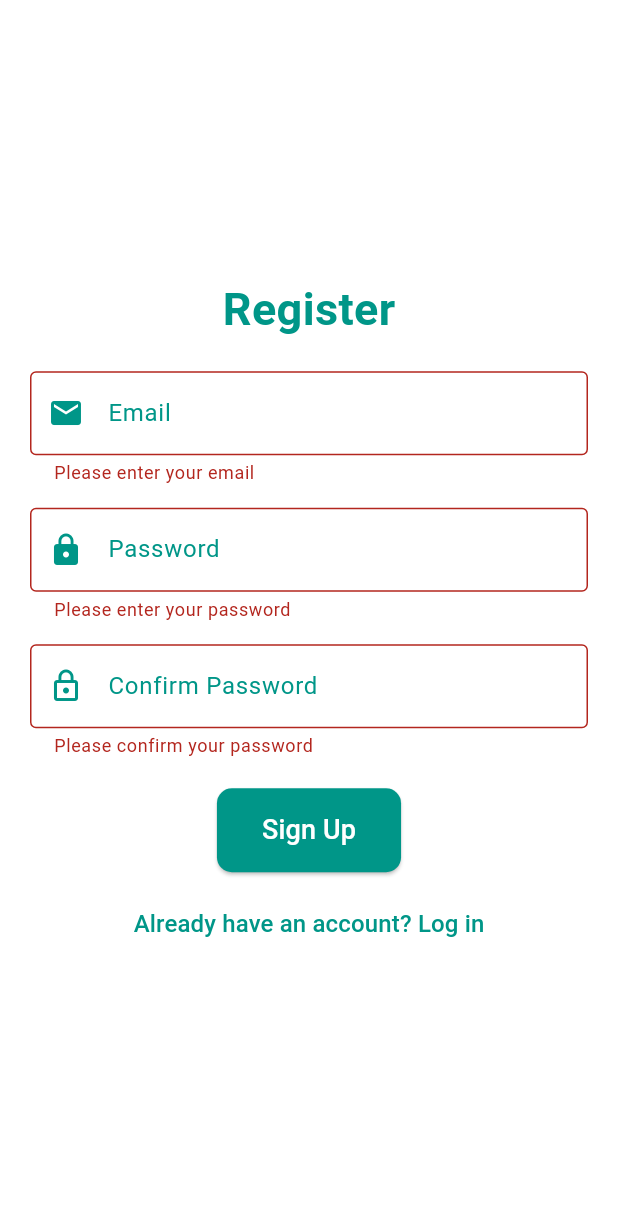
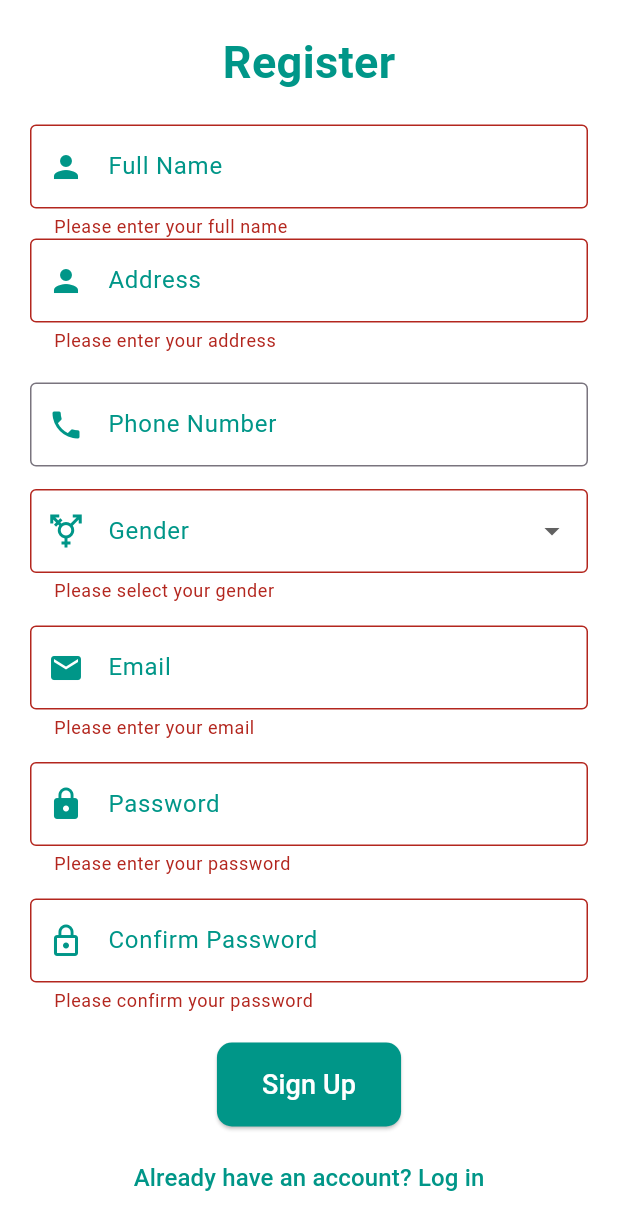
Before and after one commit to PrabinTiwari07/clean_ease-mobile-app-5th-sem, a Flutter app: the Register screen opened directly, after a tap on "Sign Up", on a phone screen of 412 x 824 dp. Shown: the top 1230 px of the screen. Run offline on Flutter 3.47's test engine with Material 3 defaults, Android fonts, the phone set to English and light mode, and no system bars; our stand-ins replace bloc, dartz, equatable, flutter_bloc, get_it, hive and 1 more; accounts and stored records are empty.

Commit message:
register

```diff
--- a/lib/features/auth/presentation/view/register.dart
+++ b/lib/features/auth/presentation/view/register.dart
@@ -14,10 +14,14 @@ class Register extends StatefulWidget {
 
 class _RegisterState extends State<Register> {
   final _formKey = GlobalKey<FormState>();
+  final TextEditingController _fullNameController = TextEditingController();
+  final TextEditingController _addressController = TextEditingController();
+  final TextEditingController _phoneController = TextEditingController();
   final TextEditingController _emailController = TextEditingController();
   final TextEditingController _passwordController = TextEditingController();
   final TextEditingController _confirmPasswordController =
       TextEditingController();
+  String? _selectedGender;
 
   @override
   Widget build(BuildContext context) {
@@ -31,7 +35,7 @@ class _RegisterState extends State<Register> {
             );
             Navigator.pushReplacement(
               context,
-              MaterialPageRoute(builder: (context) => Login()),
+              MaterialPageRoute(builder: (context) => const Login()),
             );
           } else if (state.errorMessage.isNotEmpty) {
             ScaffoldMessenger.of(context).showSnackBar(
@@ -57,6 +61,78 @@ class _RegisterState extends State<Register> {
                       ),
                     ),
                     const SizedBox(height: 20),
+                    // Full Name Field
+                    TextFormField(
+                      controller: _fullNameController,
+                      decoration: const InputDecoration(
+                        labelText: "Full Name",
+                        labelStyle: TextStyle(color: Colors.teal),
+                        border: OutlineInputBorder(),
+                        prefixIcon: Icon(Icons.person, color: Colors.teal),
+                      ),
+                      validator: (value) {
+                        if (value == null || value.isEmpty) {
+                          return 'Please enter your full name';
+                        }
+                        return null;
+                      },
+                    ),
+                    TextFormField(
+                      controller: _addressController,
+                      decoration: const InputDecoration(
+                        labelText: "Address",
+                        labelStyle: TextStyle(color: Colors.teal),
+                        border: OutlineInputBorder(),
+                        prefixIcon: Icon(Icons.person, color: Colors.teal),
+                      ),
+                      validator: (value) {
+                        if (value == null || value.isEmpty) {
+                          return 'Please enter your address';
+                        }
+                        return null;
+                      },
+                    ),
+                    const SizedBox(height: 20),
+                    // Phone Number Field
+                    TextFormField(
+                      controller: _phoneController,
+                      keyboardType: TextInputType.phone,
+                      decoration: const InputDecoration(
+                        labelText: "Phone Number",
+                        labelStyle: TextStyle(color: Colors.teal),
+                        border: OutlineInputBorder(),
+                        prefixIcon: Icon(Icons.phone, color: Colors.teal),
+                      ),
+                    ),
+                    const SizedBox(height: 15),
+                    // Gender Dropdown
+                    DropdownButtonFormField<String>(
+                      value: _selectedGender,
+                      decoration: const InputDecoration(
+                        labelText: "Gender",
+                        labelStyle: TextStyle(color: Colors.teal),
+                        border: OutlineInputBorder(),
+                        prefixIcon: Icon(Icons.transgender, color: Colors.teal),
+                      ),
+                      items: ["Male", "Female", "Other"].map((gender) {
+                        return DropdownMenuItem(
+                          value: gender,
+                          child: Text(gender),
+                        );
+                      }).toList(),
+                      onChanged: (value) {
+                        setState(() {
+                          _selectedGender = value;
+                        });
+                      },
+                      validator: (value) {
+                        if (value == null || value.isEmpty) {
+                          return 'Please select your gender';
+                        }
+                        return null;
+                      },
+                    ),
+                    const SizedBox(height: 15),
                     // Email Field
                     TextFormField(
                       controller: _emailController,
@@ -124,6 +200,9 @@ class _RegisterState extends State<Register> {
                           context.read<RegisterBloc>().add(
                                 RegisterStudentEvent(
                                   context: context,
+                                  fullName: _fullNameController.text,
+                                  phoneNo: _phoneController.text,
+                                  address: _addressController.text,
                                   email: _emailController.text,
                                   password: _passwordController.text,
                                   confirmPassword:
@@ -154,7 +233,7 @@ class _RegisterState extends State<Register> {
                         Navigator.pushReplacement(
                           context,
                           MaterialPageRoute(
-                            builder: (context) => Login(),
+                            builder: (context) => const Login(),
                           ),
                         );
                       },
```
